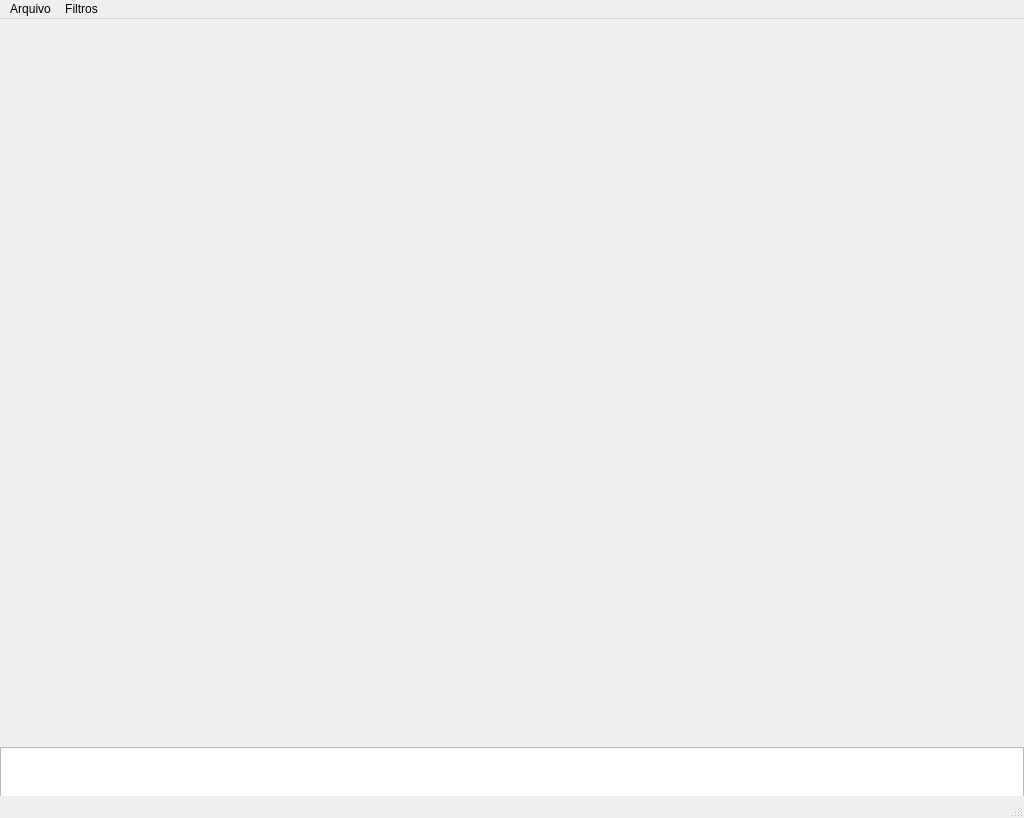
Above: resources/screens/imageEditor.ui from guriosam/image_editor before the change. Below: the same form after it.
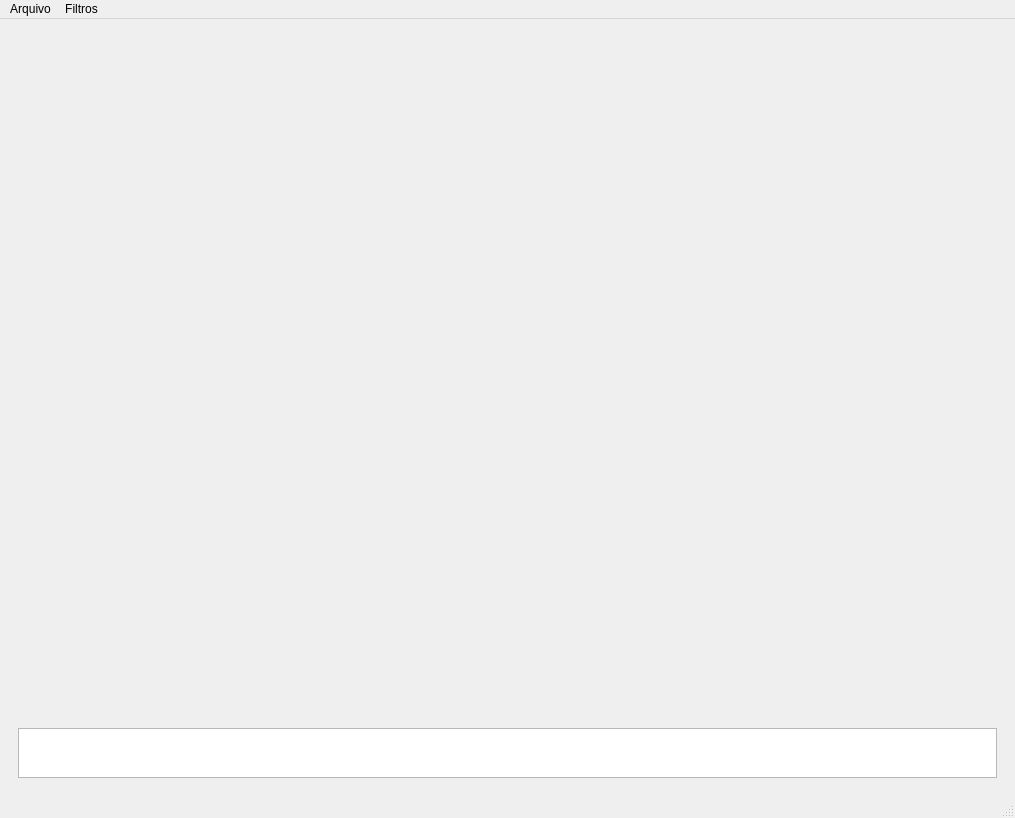
That is the form after the change.

Commit message: scaling image

```diff
--- a/resources/screens/imageEditor.ui
+++ b/resources/screens/imageEditor.ui
@@ -6,12 +6,12 @@
    <rect>
     <x>0</x>
     <y>0</y>
-    <width>1024</width>
+    <width>1015</width>
     <height>818</height>
    </rect>
   </property>
   <property name="sizePolicy">
-   <sizepolicy hsizetype="Expanding" vsizetype="Expanding">
+   <sizepolicy hsizetype="Ignored" vsizetype="Ignored">
     <horstretch>0</horstretch>
     <verstretch>0</verstretch>
    </sizepolicy>
@@ -21,22 +21,16 @@
   </property>
   <widget class="QWidget" name="centralwidget">
    <property name="sizePolicy">
-    <sizepolicy hsizetype="Maximum" vsizetype="Maximum">
-     <horstretch>0</horstretch>
+    <sizepolicy hsizetype="Ignored" vsizetype="Ignored">
+     <horstretch>1</horstretch>
      <verstretch>0</verstretch>
     </sizepolicy>
    </property>
+   <layout class="QHBoxLayout" name="horizontalLayout">
+    <item>
    <widget class="QWidget" name="verticalWidget" native="true">
-    <property name="geometry">
-     <rect>
-      <x>0</x>
-      <y>10</y>
-      <width>1024</width>
-      <height>768</height>
-     </rect>
-    </property>
     <property name="sizePolicy">
-     <sizepolicy hsizetype="MinimumExpanding" vsizetype="MinimumExpanding">
+       <sizepolicy hsizetype="Ignored" vsizetype="Ignored">
       <horstretch>0</horstretch>
       <verstretch>0</verstretch>
      </sizepolicy>
@@ -48,20 +42,29 @@
      <item>
       <widget class="QLabel" name="labelImage">
        <property name="sizePolicy">
-        <sizepolicy hsizetype="Maximum" vsizetype="Minimum">
+          <sizepolicy hsizetype="Preferred" vsizetype="Preferred">
          <horstretch>0</horstretch>
          <verstretch>0</verstretch>
         </sizepolicy>
        </property>
+         <property name="autoFillBackground">
+          <bool>false</bool>
+         </property>
        <property name="text">
         <string/>
        </property>
+         <property name="scaledContents">
+          <bool>true</bool>
+         </property>
+         <property name="wordWrap">
+          <bool>false</bool>
+         </property>
       </widget>
      </item>
      <item>
       <widget class="QListWidget" name="listWidgetActionQueue">
        <property name="sizePolicy">
-        <sizepolicy hsizetype="MinimumExpanding" vsizetype="Maximum">
+          <sizepolicy hsizetype="Expanding" vsizetype="Expanding">
          <horstretch>0</horstretch>
          <verstretch>0</verstretch>
         </sizepolicy>
@@ -72,6 +75,18 @@
          <height>50</height>
         </size>
        </property>
+         <property name="sizeIncrement">
+          <size>
+           <width>1</width>
+           <height>1</height>
+          </size>
+         </property>
+         <property name="flow">
+          <enum>QListView::LeftToRight</enum>
+         </property>
+         <property name="resizeMode">
+          <enum>QListView::Adjust</enum>
+         </property>
        <property name="currentRow">
         <number>-1</number>
        </property>
@@ -82,13 +97,15 @@
      </item>
     </layout>
    </widget>
+    </item>
+   </layout>
   </widget>
   <widget class="QMenuBar" name="menubar">
    <property name="geometry">
     <rect>
      <x>0</x>
      <y>0</y>
-     <width>1024</width>
+     <width>1015</width>
      <height>26</height>
     </rect>
    </property>
```
Left out of the diff: 19 changed lines with no effect on the pictures. Lines whose indentation alone changed are shown as unchanged. The commit also changes 8 other files.
